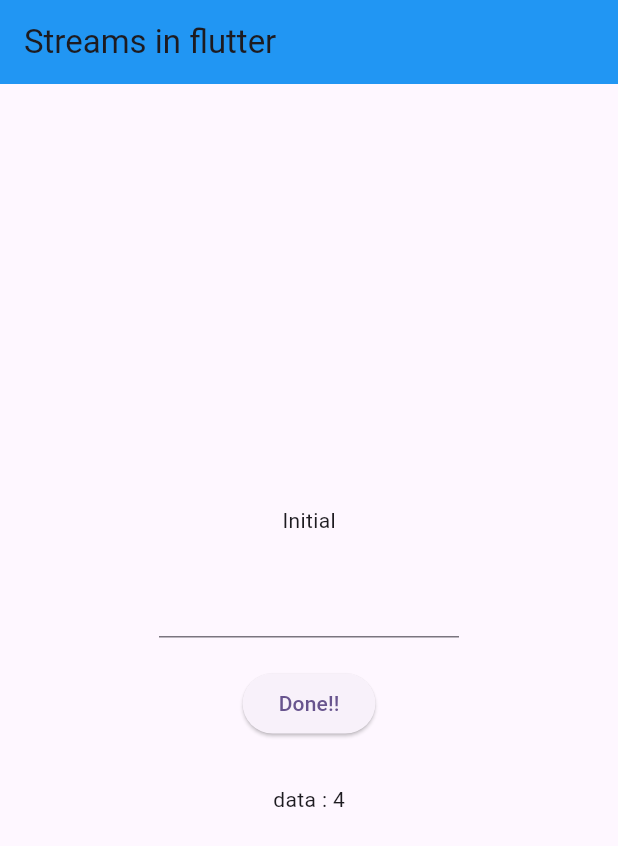
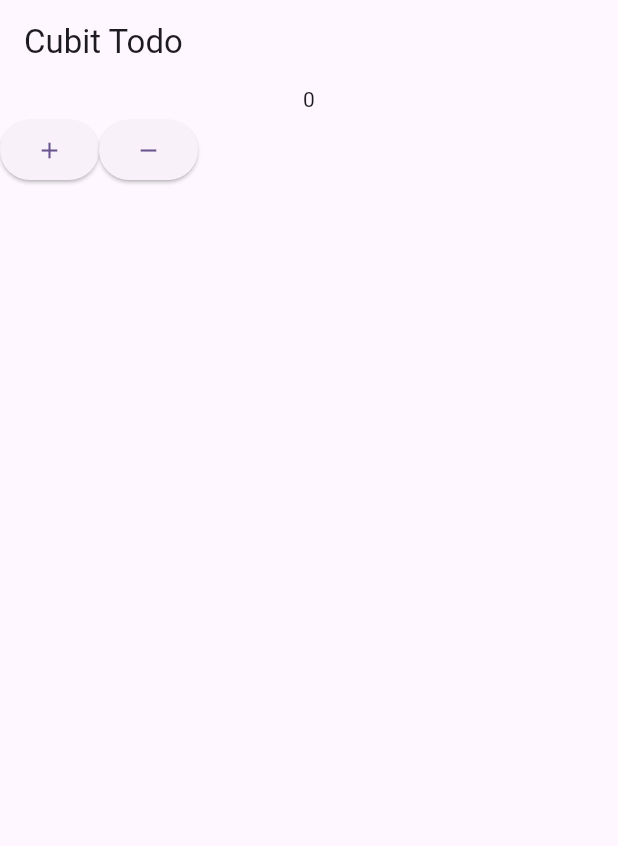
Before and after one commit to mannpadhiar/todo_bloc, a Flutter app: the screen it shows after launch, on a phone screen of 412 x 824 dp. Shown: the top 846 px of the screen. Run offline on Flutter 3.47's test engine with Material 3 defaults, Android fonts, the phone set to English and light mode, and no system bars; our stand-ins replace bloc, flutter_bloc.

Commit message:
made changes

```diff
--- /dev/null
+++ b/lib/cubit/counter_cubit.dart
@@ -0,0 +1,11 @@
+import 'package:bloc/bloc.dart';
+
+part 'counter_state.dart';
+
+class CounterCubit extends Cubit<CounterState>{
+  CounterCubit() : super(CounterState(counterValue: 0));
+
+  void increment() => emit(CounterState(counterValue: state.counterValue + 1));
+  void decrement() => emit(CounterState(counterValue: state.counterValue - 1));
+
+}
--- /dev/null
+++ b/lib/cubit/counter_state.dart
@@ -0,0 +1,9 @@
+part of 'counter_cubit.dart';
+
+class CounterState {
+  int counterValue;
+
+  CounterState({
+    required this.counterValue,
+  });
+}
--- /dev/null
+++ b/lib/cubit/cubit_home_page.dart
@@ -0,0 +1,40 @@
+import 'package:flutter/material.dart';
+import 'package:flutter_bloc/flutter_bloc.dart';
+import 'package:todo_bloc/cubit/counter_cubit.dart';
+
+class CubitHomePage extends StatefulWidget {
+  const CubitHomePage({super.key});
+
+  @override
+  State<CubitHomePage> createState() => _CubitHomePageState();
+}
+
+class _CubitHomePageState extends State<CubitHomePage> {
+  @override
+  Widget build(BuildContext context) {
+    return Scaffold(
+      appBar: AppBar(title: Text('Cubit Todo'),),
+      body: Column(
+        children: [
+
+          //Bloc builder is called multiple times when Bloc builder is executed....
+          //so don't use navigation or popUp in the BlocBuilder
+
+          BlocBuilder<CounterCubit,CounterState>(builder: (context, state) {
+            return Text(state.counterValue.toString());
+          },),
+          Row(
+            children: [
+              ElevatedButton(onPressed: () {
+                BlocProvider.of<CounterCubit>(context).increment();
+              }, child: Icon(Icons.add)),
+              ElevatedButton(onPressed: () {
+                BlocProvider.of<CounterCubit>(context).decrement();
+              }, child: Icon(Icons.remove)),
+            ],
+          ),
+        ],
+      ),
+    );
+  }
+}
--- a/lib/main.dart
+++ b/lib/main.dart
@@ -1,5 +1,7 @@
 import 'package:flutter/material.dart';
 import 'package:flutter_bloc/flutter_bloc.dart';
+import 'package:todo_bloc/cubit/counter_cubit.dart';
+import 'package:todo_bloc/cubit/cubit_home_page.dart';
 import 'package:todo_bloc/home_page.dart';
 import 'package:todo_bloc/modules/todo_modules.dart';
 import 'package:todo_bloc/temp.dart';
@@ -18,7 +20,8 @@ class MyApp extends StatelessWidget {
     return  MultiBlocProvider(
       providers: [
         BlocProvider(create: (_) => TodoCubit(),),
-        BlocProvider(create: (_) => IsUpdated(),)
+        BlocProvider(create: (_) => IsUpdated(),),
+        BlocProvider(create: (_) => CounterCubit()),
       ],
       child: MaterialApp(
           title: 'Flutter Demo',
@@ -26,7 +29,7 @@ class MyApp extends StatelessWidget {
             colorScheme: ColorScheme.fromSeed(seedColor: Colors.deepPurple),
           ),
           // home: HomePage(),
-          home: Temp(),
+          home: CubitHomePage(),
         ),
     );
   }
```
